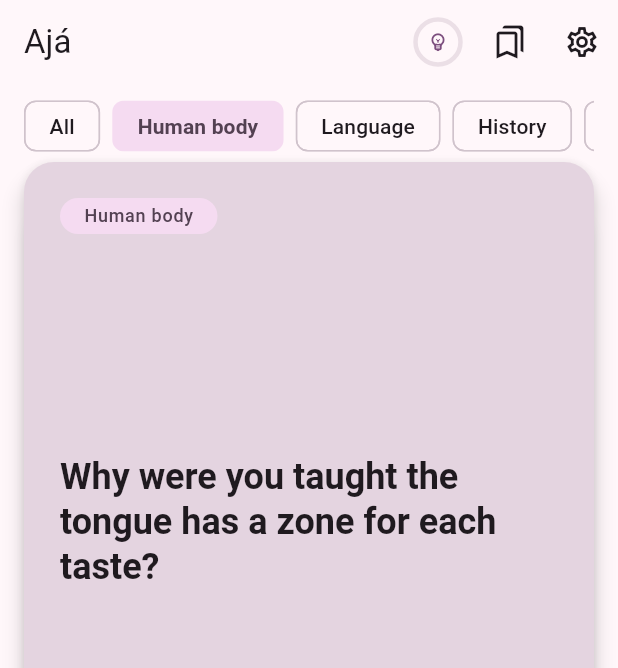
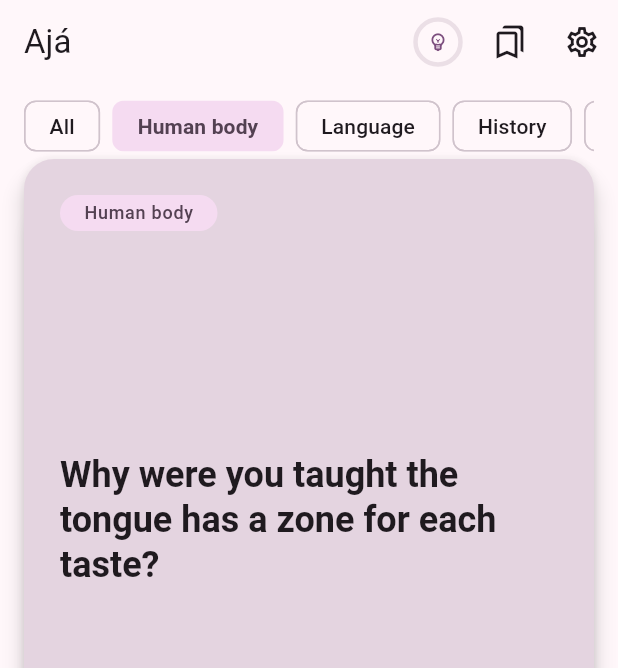
Before and after one commit to alejandrosahonero/app-aja-datos-raros, a Flutter app: the screen it shows after launch, after a tap on "Human body", on a phone screen of 412 x 824 dp. Shown: the top 668 px of the screen. Run offline on Flutter 3.47's test engine with Material 3 defaults, Android fonts, the phone set to English and light mode, and no system bars; our stand-ins replace flutter_local_notifications, flutter_riverpod, flutter_secure_storage, flutter_timezone, go_router, google_mobile_ads and 5 more; generated files the repository leaves out were written again; statements that could not run were skipped.

Commit message:
style(deck): squeeze the chips/banner/cards gaps to a hairline
Both gaps were already at AppSpacing.xs (4). Adds a new AppSpacing.hairline
(2) token rather than hard-coding a number, documented as reserved for
spots deliberately squeezed to their limit — not a general-purpose small
gap, xs is still the default reach.

Co-Authored-By: Claude Sonnet 5 <noreply@anthropic.com>

```diff
--- a/lib/core/theme/app_spacing.dart
+++ b/lib/core/theme/app_spacing.dart
@@ -3,6 +3,12 @@
 /// Hard-coded paddings scattered across widgets are the main source of visual
 /// drift between screens; always use a token.
 abstract final class AppSpacing {
+  /// Below this a gap stops reading as intentional and starts reading as a
+  /// layout bug. Reserved for spots that were deliberately squeezed to their
+  /// limit — the deck's chips/banner/cards stack — not a general-purpose
+  /// small gap; reach for [xs] first.
+  static const double hairline = 2;
+
   static const double xs = 4;
   static const double sm = 8;
   static const double md = 16;
--- a/lib/features/facts/presentation/screens/deck_screen.dart
+++ b/lib/features/facts/presentation/screens/deck_screen.dart
@@ -125,7 +125,7 @@ class _DeckBodyState extends ConsumerState<_DeckBody> {
           // useful thing the user can do, so the chips must not disappear with
           // the cards.
           const _CategoryChips(),
-          const SizedBox(height: AppSpacing.xs),
+          const SizedBox(height: AppSpacing.hairline),
           const _DeckBanner(),
           Expanded(
             child: state.isExhausted
@@ -506,7 +506,7 @@ class _DeckBanner extends StatelessWidget {
         anchored: false,
         // Inside the banner, not around it: an empty slot must cost the deck
         // nothing at all, gap included.
-        padding: EdgeInsets.only(bottom: AppSpacing.xs),
+        padding: EdgeInsets.only(bottom: AppSpacing.hairline),
       ),
     );
   }
```
